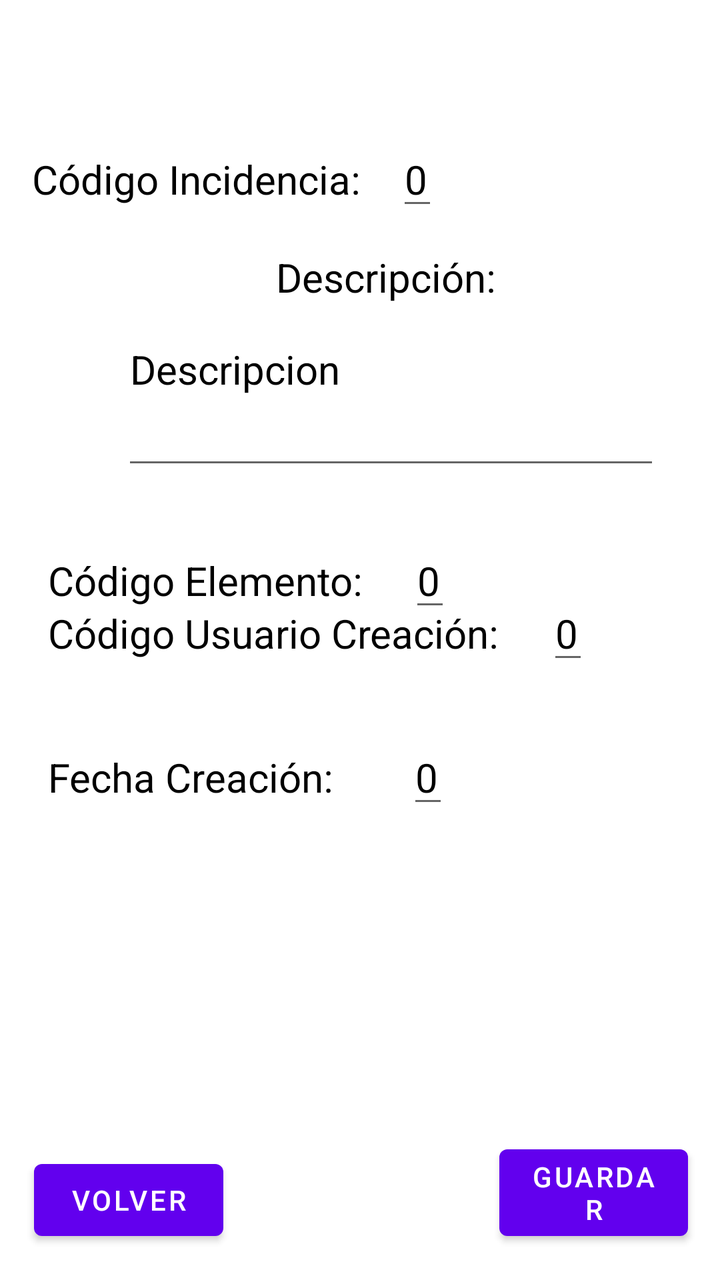
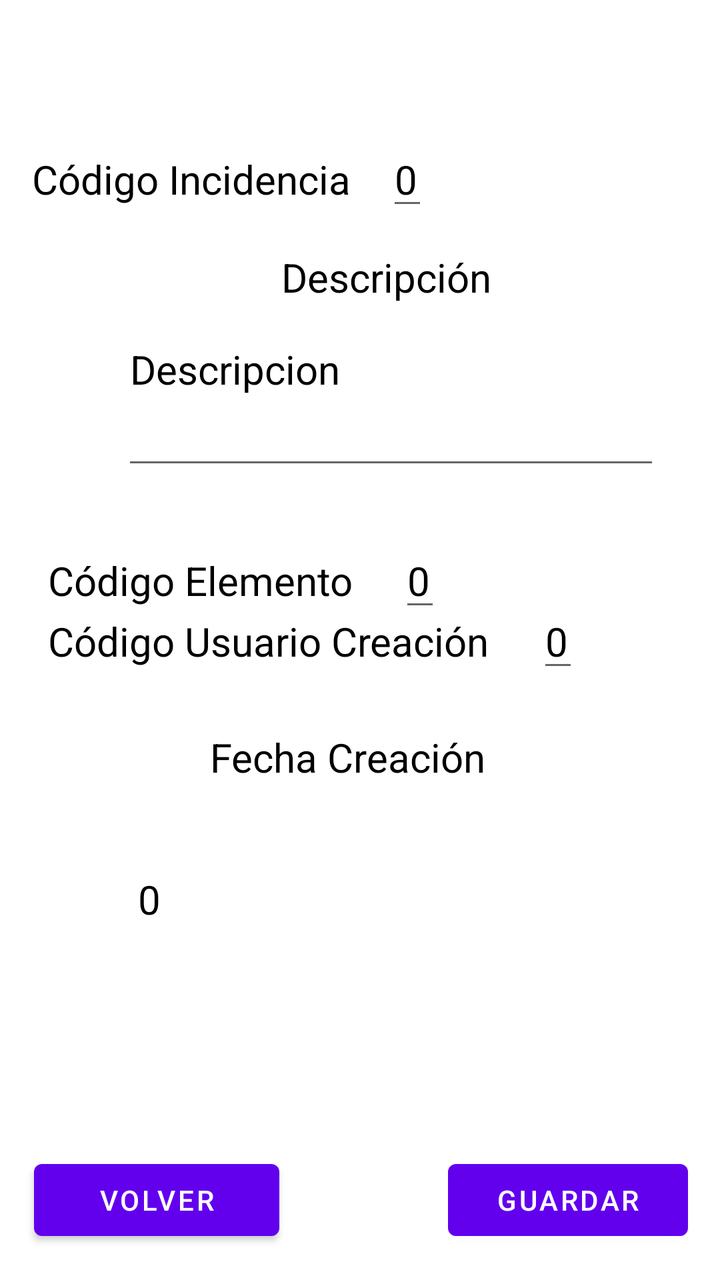

Two renders of the same Android screen: before a commit and after it. Below are the layout's source before the change and the commit's diff.
<!-- AndroidManifest.xml: application theme Theme.AplicacionIncidencias -->
<!-- res/layout/activity_info_incidencia.xml -->
<?xml version="1.0" encoding="utf-8"?>
<androidx.constraintlayout.widget.ConstraintLayout xmlns:android="http://schemas.android.com/apk/res/android"
    xmlns:app="http://schemas.android.com/apk/res-auto"
    xmlns:tools="http://schemas.android.com/tools"
    android:id="@+id/main"
    android:layout_width="match_parent"
    android:layout_height="match_parent"
    tools:context=".Incidencia.Activity_Info_Incidencia">

    <TextView
        android:id="@+id/tvCodigoIncidencia"
        android:layout_width="wrap_content"
        android:layout_height="wrap_content"
        android:layout_marginStart="16dp"
        android:text="Código Incidencia: "
        android:textColor="@color/black"
        android:textSize="20sp"
        app:layout_constraintBaseline_toBaselineOf="@+id/edinfoCodigoIncidencia"
        app:layout_constraintStart_toStartOf="parent" />

    <EditText
        android:id="@+id/edinfoCodigoIncidencia"
        android:layout_width="wrap_content"
        android:layout_height="wrap_content"
        android:layout_marginStart="13dp"
        android:layout_marginTop="66dp"
        android:text="0"
        android:textColor="@color/black"
        android:textSize="20sp"
        app:layout_constraintStart_toEndOf="@+id/tvCodigoIncidencia"
        app:layout_constraintTop_toTopOf="parent" />

    <TextView
        android:id="@+id/tvDescripcionIncidencia"
        android:layout_width="wrap_content"
        android:layout_height="wrap_content"
        android:layout_marginTop="15dp"
        android:text="Descripción: "
        android:textColor="@color/black"
        android:textSize="20sp"
        app:layout_constraintEnd_toEndOf="@+id/edDescripcionIncidencia"
        app:layout_constraintStart_toStartOf="@+id/edDescripcionIncidencia"
        app:layout_constraintTop_toBottomOf="@+id/edinfoCodigoIncidencia" />

    <EditText
        android:id="@+id/edDescripcionIncidencia"
        android:layout_width="269dp"
        android:layout_height="113dp"
        android:layout_marginStart="37dp"
        android:layout_marginTop="172dp"
        android:layout_marginBottom="171dp"
        android:inputType="textMultiLine"
        android:text="Descripcion"
        android:textColor="@color/black"
        android:textSize="20sp"
        app:layout_constraintBottom_toTopOf="@+id/edInfoFechaCreacion"
        app:layout_constraintStart_toStartOf="@+id/tvCodigoElemento"
        app:layout_constraintTop_toTopOf="parent" />

    <TextView
        android:id="@+id/tvCodigoElemento"
        android:layout_width="wrap_content"
        android:layout_height="wrap_content"
        android:layout_marginStart="24dp"
        android:text="Código Elemento: "
        android:textColor="@color/black"
        android:textSize="20sp"
        app:layout_constraintBaseline_toBaselineOf="@+id/edInfoCodigoElemento"
        app:layout_constraintStart_toStartOf="parent" />

    <TextView
        android:id="@+id/tvCodigoUsuarioCreacion"
        android:layout_width="wrap_content"
        android:layout_height="wrap_content"
        android:layout_marginStart="24dp"
        android:layout_marginBottom="310dp"
        android:text="Código Usuario Creación: "
        android:textColor="@color/black"
        android:textSize="20sp"
        app:layout_constraintBottom_toBottomOf="parent"
        app:layout_constraintStart_toStartOf="parent" />

    <TextView
        android:id="@+id/tvFechaCreacion"
        android:layout_width="wrap_content"
        android:layout_height="wrap_content"
        android:layout_marginStart="24dp"
        android:text="Fecha Creación: "
        android:textColor="@color/black"
        android:textSize="20sp"
        app:layout_constraintBaseline_toBaselineOf="@+id/edInfoFechaCreacion"
        app:layout_constraintStart_toStartOf="parent" />

    <EditText
        android:id="@+id/edInfoFechaCreacion"
        android:layout_width="wrap_content"
        android:layout_height="wrap_content"
        android:layout_marginStart="32dp"
        android:layout_marginTop="35dp"
        android:text="0"
        android:textColor="@color/black"
        android:textSize="20sp"
        app:layout_constraintStart_toEndOf="@+id/tvFechaCreacion"
        app:layout_constraintTop_toBottomOf="@+id/tvCodigoUsuarioCreacion" />

    <EditText
        android:id="@+id/edInfoCodigoUsuarioCreacion"
        android:layout_width="wrap_content"
        android:layout_height="wrap_content"
        android:layout_marginStart="19dp"
        android:text="0"
        android:textColor="@color/black"
        android:textSize="20sp"
        app:layout_constraintBaseline_toBaselineOf="@+id/tvCodigoUsuarioCreacion"
        app:layout_constraintStart_toEndOf="@+id/tvCodigoUsuarioCreacion" />

    <EditText
        android:id="@+id/edInfoCodigoElemento"
        android:layout_width="wrap_content"
        android:layout_height="wrap_content"
        android:layout_marginStart="18dp"
        android:layout_marginTop="27dp"
        android:text="0"
        android:textColor="@color/black"
        android:textSize="20sp"
        app:layout_constraintStart_toEndOf="@+id/tvCodigoElemento"
        app:layout_constraintTop_toBottomOf="@+id/edDescripcionIncidencia" />

    <Button
        android:id="@+id/btnGuardar"
        android:layout_width="0dp"
        android:layout_height="wrap_content"
        android:layout_marginEnd="16dp"
        android:layout_marginBottom="16dp"
        android:text="Guardar"
        app:layout_constraintBottom_toBottomOf="parent"
        app:layout_constraintEnd_toEndOf="parent"
        app:layout_constraintStart_toEndOf="@+id/btnVolver" />

    <Button
        android:id="@+id/btnVolver"
        android:layout_width="0dp"
        android:layout_height="wrap_content"
        android:layout_marginStart="17dp"
        android:layout_marginEnd="138dp"
        android:layout_marginBottom="16dp"
        android:text="Volver"
        app:layout_constraintBottom_toBottomOf="parent"
        app:layout_constraintEnd_toStartOf="@+id/btnGuardar"
        app:layout_constraintStart_toStartOf="parent" />


</androidx.constraintlayout.widget.ConstraintLayout>
<!-- resources referenced by this layout -->
<resources>
  <color name="black">#FF000000</color>
  <style name="Theme.AplicacionIncidencias" parent="Theme.MaterialComponents.DayNight.DarkActionBar">
          
          <item name="colorPrimary">@color/purple_500</item>
          <item name="colorPrimaryVariant">@color/purple_700</item>
          <item name="colorOnPrimary">@color/white</item>
          
          <item name="colorSecondary">@color/teal_200</item>
          <item name="colorSecondaryVariant">@color/teal_700</item>
          <item name="colorOnSecondary">@color/black</item>
          
          <item name="android:statusBarColor">?attr/colorPrimaryVariant</item>
          
      </style>
  <color name="purple_500">#FF6200EE</color>
  <color name="purple_700">#FF3700B3</color>
  <color name="white">#FFFFFFFF</color>
  <color name="teal_200">#FF03DAC5</color>
  <color name="teal_700">#FF018786</color>
</resources>

<!-- the commit's change to res/layout/activity_info_incidencia.xml (unified diff, before → after) -->
@@ -12,7 +12,7 @@
         android:layout_width="wrap_content"
         android:layout_height="wrap_content"
         android:layout_marginStart="16dp"
-        android:text="Código Incidencia: "
+        android:text="Código Incidencia "
         android:textColor="@color/black"
         android:textSize="20sp"
         app:layout_constraintBaseline_toBaselineOf="@+id/edinfoCodigoIncidencia"
@@ -35,7 +35,7 @@
         android:layout_width="wrap_content"
         android:layout_height="wrap_content"
         android:layout_marginTop="15dp"
-        android:text="Descripción: "
+        android:text="Descripción "
         android:textColor="@color/black"
         android:textSize="20sp"
         app:layout_constraintEnd_toEndOf="@+id/edDescripcionIncidencia"
@@ -53,7 +53,7 @@
         android:text="Descripcion"
         android:textColor="@color/black"
         android:textSize="20sp"
-        app:layout_constraintBottom_toTopOf="@+id/edInfoFechaCreacion"
+        app:layout_constraintBottom_toTopOf="@+id/tvFechaCreacion"
         app:layout_constraintStart_toStartOf="@+id/tvCodigoElemento"
         app:layout_constraintTop_toTopOf="parent" />
 
@@ -62,7 +62,7 @@
         android:layout_width="wrap_content"
         android:layout_height="wrap_content"
         android:layout_marginStart="24dp"
-        android:text="Código Elemento: "
+        android:text="Código Elemento "
         android:textColor="@color/black"
         android:textSize="20sp"
         app:layout_constraintBaseline_toBaselineOf="@+id/edInfoCodigoElemento"
@@ -73,45 +73,46 @@
         android:layout_width="wrap_content"
         android:layout_height="wrap_content"
         android:layout_marginStart="24dp"
-        android:layout_marginBottom="310dp"
-        android:text="Código Usuario Creación: "
+        android:text="Código Usuario Creación "
         android:textColor="@color/black"
         android:textSize="20sp"
-        app:layout_constraintBottom_toBottomOf="parent"
+        app:layout_constraintBaseline_toBaselineOf="@+id/edInfoCodigoUsuarioCreacion"
         app:layout_constraintStart_toStartOf="parent" />
 
     <TextView
         android:id="@+id/tvFechaCreacion"
         android:layout_width="wrap_content"
         android:layout_height="wrap_content"
-        android:layout_marginStart="24dp"
-        android:text="Fecha Creación: "
+        android:layout_marginEnd="21dp"
+        android:layout_marginBottom="44dp"
+        android:text="Fecha Creación "
         android:textColor="@color/black"
         android:textSize="20sp"
-        app:layout_constraintBaseline_toBaselineOf="@+id/edInfoFechaCreacion"
-        app:layout_constraintStart_toStartOf="parent" />
+        app:layout_constraintBottom_toTopOf="@+id/tvInfoFechaCreacion"
+        app:layout_constraintEnd_toStartOf="@+id/edInfoCodigoUsuarioCreacion" />
 
-    <EditText
-        android:id="@+id/edInfoFechaCreacion"
+    <TextView
+        android:id="@+id/tvInfoFechaCreacion"
         android:layout_width="wrap_content"
         android:layout_height="wrap_content"
-        android:layout_marginStart="32dp"
-        android:layout_marginTop="35dp"
+        android:layout_marginStart="69dp"
+        android:layout_marginBottom="177dp"
         android:text="0"
         android:textColor="@color/black"
         android:textSize="20sp"
-        app:layout_constraintStart_toEndOf="@+id/tvFechaCreacion"
-        app:layout_constraintTop_toBottomOf="@+id/tvCodigoUsuarioCreacion" />
+        app:layout_constraintBottom_toBottomOf="parent"
+        app:layout_constraintStart_toStartOf="parent" />
 
     <EditText
         android:id="@+id/edInfoCodigoUsuarioCreacion"
         android:layout_width="wrap_content"
         android:layout_height="wrap_content"
         android:layout_marginStart="19dp"
+        android:layout_marginBottom="24dp"
         android:text="0"
         android:textColor="@color/black"
         android:textSize="20sp"
-        app:layout_constraintBaseline_toBaselineOf="@+id/tvCodigoUsuarioCreacion"
+        app:layout_constraintBottom_toTopOf="@+id/tvFechaCreacion"
         app:layout_constraintStart_toEndOf="@+id/tvCodigoUsuarioCreacion" />
 
     <EditText
@@ -128,26 +129,25 @@
 
     <Button
         android:id="@+id/btnGuardar"
-        android:layout_width="0dp"
+        android:layout_width="120dp"
         android:layout_height="wrap_content"
         android:layout_marginEnd="16dp"
         android:layout_marginBottom="16dp"
         android:text="Guardar"
         app:layout_constraintBottom_toBottomOf="parent"
-        app:layout_constraintEnd_toEndOf="parent"
-        app:layout_constraintStart_toEndOf="@+id/btnVolver" />
+        app:layout_constraintEnd_toEndOf="parent" />
 
     <Button
         android:id="@+id/btnVolver"
         android:layout_width="0dp"
         android:layout_height="wrap_content"
-        android:layout_marginStart="17dp"
-        android:layout_marginEnd="138dp"
+        android:layout_marginStart="1dp"
+        android:layout_marginEnd="1dp"
         android:layout_marginBottom="16dp"
         android:text="Volver"
         app:layout_constraintBottom_toBottomOf="parent"
-        app:layout_constraintEnd_toStartOf="@+id/btnGuardar"
-        app:layout_constraintStart_toStartOf="parent" />
+        app:layout_constraintEnd_toStartOf="@+id/tvDescripcionIncidencia"
+        app:layout_constraintStart_toStartOf="@+id/tvCodigoIncidencia" />
 
 
 </androidx.constraintlayout.widget.ConstraintLayout>
